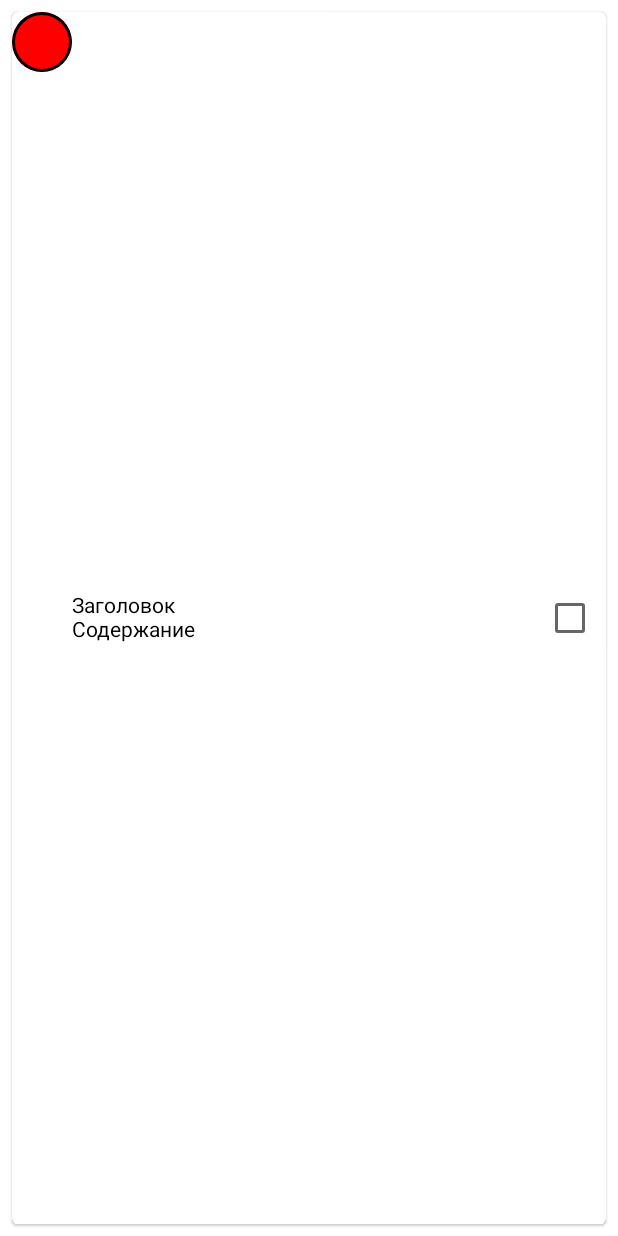
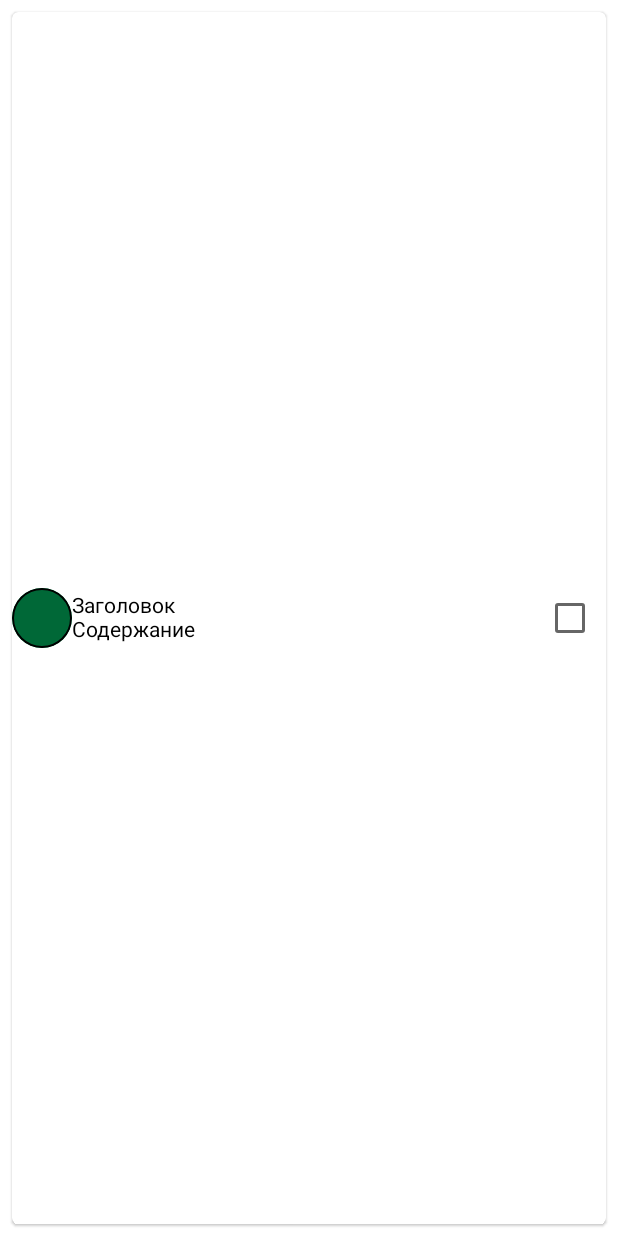
Before and after one commit to CocaineJimmy/laba5_kotlin, an Android app built with Jetpack Compose: the @Preview function NotePreview, on a phone screen of 412 x 824 dp. Run offline under Robolectric (Android 15) with nearby library versions, the phone set to English and light mode, and no system bars.

Commit message:
Create noteColor

```diff
--- a/app/src/main/java/com/topic2/android/notes/ui/components/Note.kt
+++ b/app/src/main/java/com/topic2/android/notes/ui/components/Note.kt
@@ -28,29 +28,7 @@ import androidx.compose.ui.graphics.Shape
 import androidx.compose.ui.graphics.SolidColor
 import androidx.compose.ui.unit.Dp
 
-@Composable
-fun NoteColor(
-    color: Color,
-    size: Dp,
-    padding: Dp = 0.dp,
-    border: Dp
-){
-    Box(
-        modifier = Modifier
-            .size(40.dp)
-            .clip(CircleShape)
-            .background(Color.Red)
-            .border(
-                BorderStroke(
-                    2.dp,
-                    SolidColor(Color.Black)
 
-                ),
-                CircleShape
-            )
-            .padding(4.dp)
-    )
-}
 
 @Preview
 @Composable
@@ -69,6 +47,7 @@ fun Note(){
         .background(Color.White, backgroundShape)) {
         Row(modifier = Modifier.fillMaxSize()) {
             NoteColor(
+                modifier = Modifier.align(Alignment.CenterVertically),
                 color = rwGreen,
                 size = 40.dp,
                 padding = 4.dp,
--- /dev/null
+++ b/app/src/main/java/com/topic2/android/notes/ui/components/NoteColor.kt
@@ -0,0 +1,48 @@
+package com.topic2.android.notes.ui.components
+
+import androidx.compose.runtime.Composable
+import androidx.compose.foundation.layout.Box
+import androidx.compose.foundation.layout.size
+import androidx.compose.foundation.background
+import androidx.compose.ui.Modifier
+import androidx.compose.ui.graphics.Color
+import androidx.compose.ui.tooling.preview.Preview
+import androidx.compose.ui.unit.dp
+import androidx.compose.foundation.shape.CircleShape
+import androidx.compose.ui.draw.clip
+import androidx.compose.foundation.BorderStroke
+import androidx.compose.foundation.border
+import androidx.compose.ui.graphics.SolidColor
+import androidx.compose.ui.unit.Dp
+
+
+@Composable
+fun NoteColor(
+    modifier: Modifier = Modifier,
+    color: Color,
+    size: Dp,
+    padding: Dp = 0.dp,
+    border: Dp
+){
+    Box(
+        modifier = modifier
+            .size(size)
+            .clip(CircleShape)
+            .background(color)
+            .border(
+                BorderStroke(
+                    border,
+                    SolidColor(Color.Black)
+
+                ),
+                CircleShape
+            )
+
+    )
+}
+
+@Preview
+@Composable
+fun NoteColorPreview(){
+    NoteColor(color = Color.Red, size = 40.dp, border = 2.dp)
+}
```
